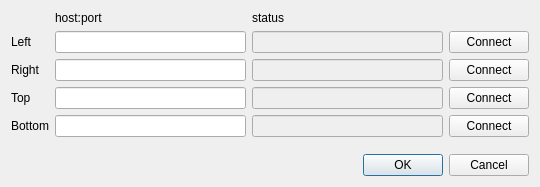
Before: the Qt Designer form LifeQt/networkui.ui in TimSC/primordial, drawn with Qt 5.
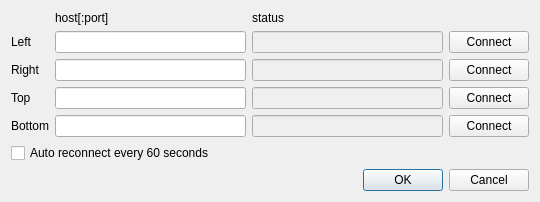
After: the same form once the commit is applied.

The edit to the form file:
```diff
--- a/LifeQt/networkui.ui
+++ b/LifeQt/networkui.ui
@@ -115,7 +115,7 @@
      <item row="0" column="1">
       <widget class="QLabel" name="label_5">
        <property name="text">
-        <string>host:port</string>
+        <string>host[:port]</string>
        </property>
       </widget>
      </item>
@@ -128,6 +128,13 @@
      </item>
     </layout>
    </item>
+   <item>
+    <widget class="QCheckBox" name="autoReconnectCheckBox">
+     <property name="text">
+      <string>Auto reconnect every 60 seconds</string>
+     </property>
+    </widget>
+   </item>
    <item>
     <spacer name="verticalSpacer">
      <property name="orientation">
```
